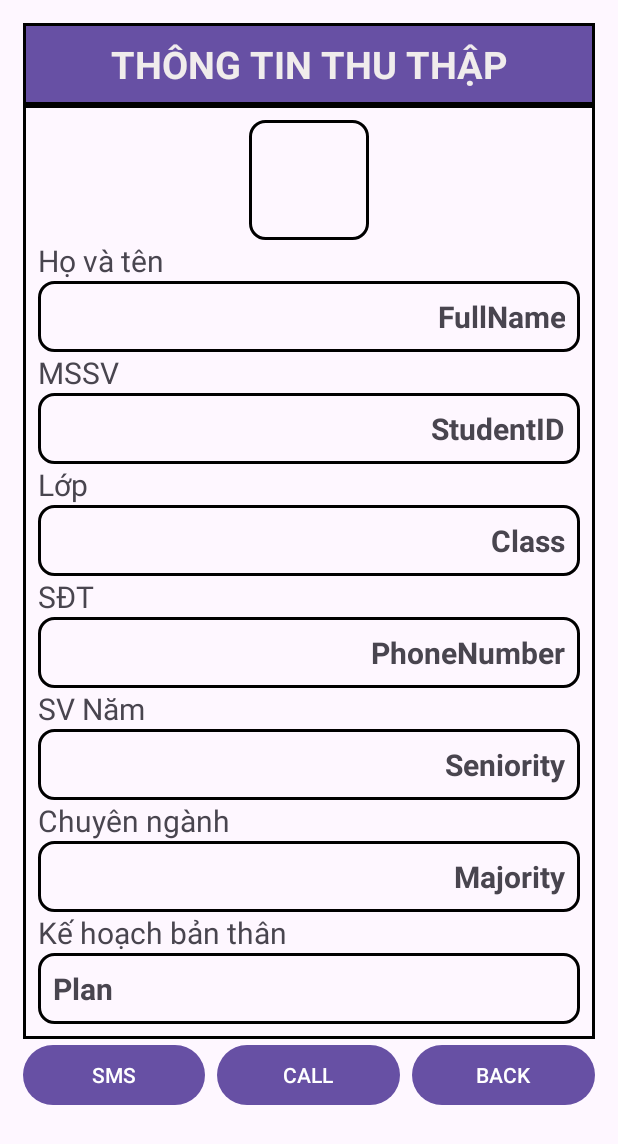
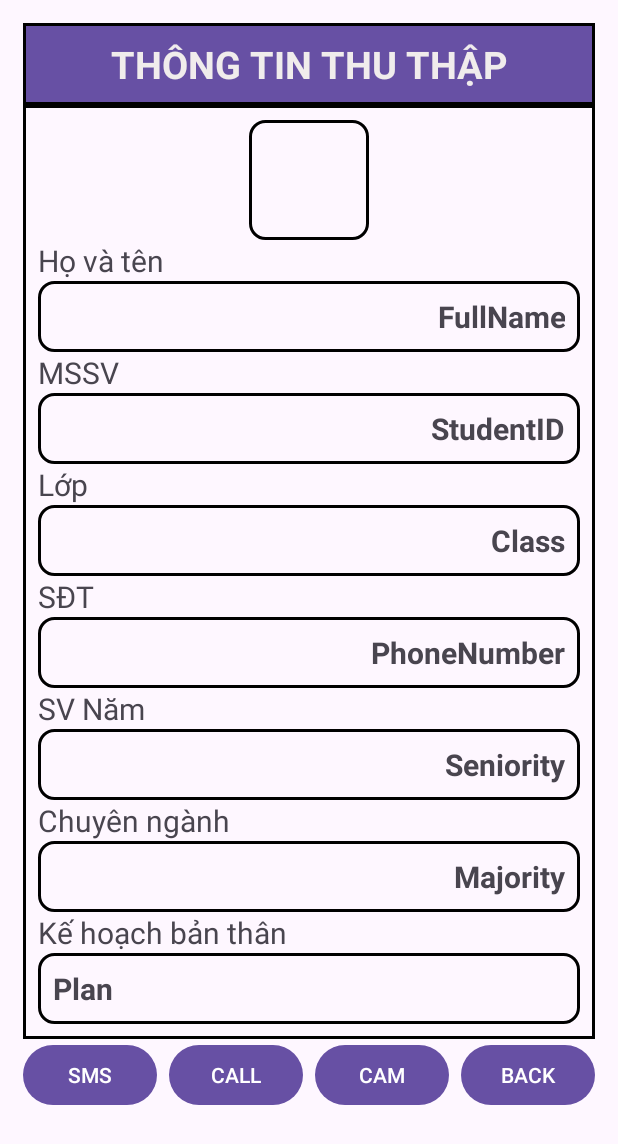
Before and after one commit to KizEvo/android-project, an Android app: the SubActivity screen opened directly, with no data from a screen before it, on a phone screen of 412 x 824 dp. Shown: the top 1144 px of the screen. Run offline under Robolectric (Android 15) with nearby library versions, the phone set to English and light mode, and no system bars.

Commit message:
app/src/main: add camera button

```diff
--- a/app/src/main/res/layout/activity_sub.xml
+++ b/app/src/main/res/layout/activity_sub.xml
@@ -171,6 +171,13 @@
                 android:layout_marginEnd="8dp"
                 android:text="CALL" />
             <Button
+                android:id="@+id/cameraBT"
+                android:layout_width="wrap_content"
+                android:layout_height="wrap_content"
+                android:layout_weight="1"
+                android:layout_marginEnd="8dp"
+                android:text="CAM" />
+            <Button
                 android:id="@+id/backBT"
                 android:layout_width="wrap_content"
                 android:layout_height="wrap_content"
```
